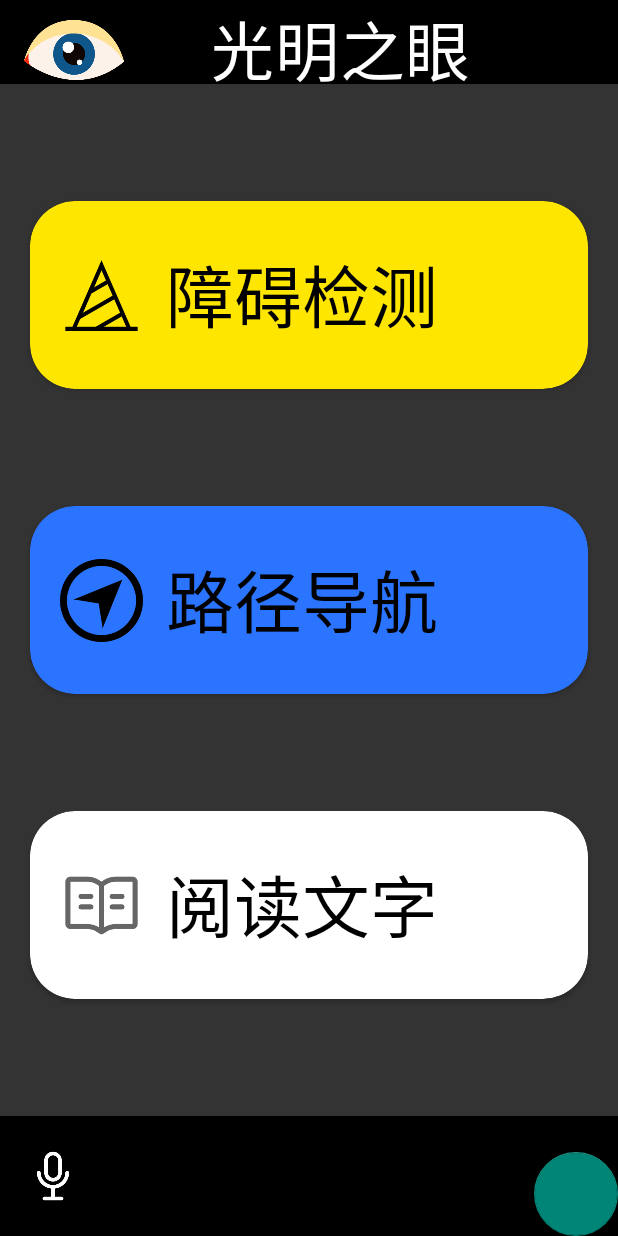
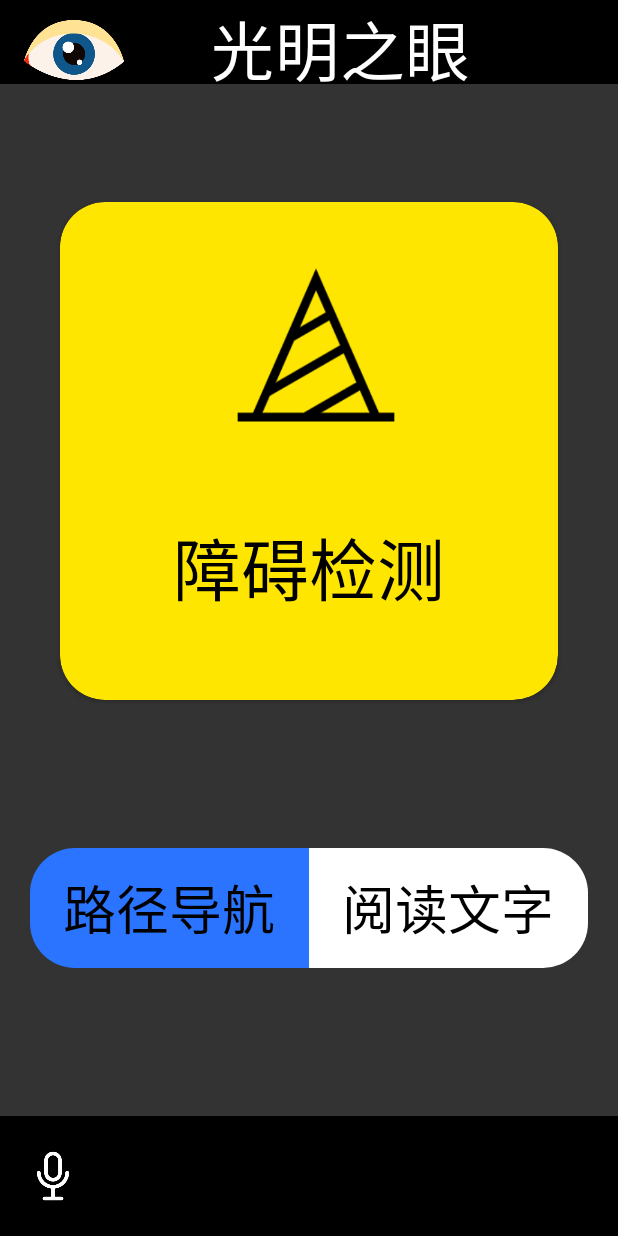
Before and after one commit to asunalxh/EyeOfLight, an Android app: the screen it shows after launch (DetectorActivity), on a phone screen of 412 x 824 dp. Run offline under Robolectric (Android 15) with nearby library versions, the light colour scheme and no system bars; libraries missing offline, so code that uses them is left out: com.alibaba.fastjson, com.amap.api, com.intel.realsense, org.tensorflow.lite; Roboto replaces fonts that are not available here; 13 statements that could not run were skipped.

Commit message:
修改主页设计

```diff
--- a/app/src/main/java/com/example/eyeoflight_lite/CameraActivity.java
+++ b/app/src/main/java/com/example/eyeoflight_lite/CameraActivity.java
@@ -121,7 +121,7 @@ public abstract class CameraActivity extends AppCompatActivity {
                 .replace(R.id.container, indexFragment)
                 .commit();
 
-        debug();
+//        debug();
     }
 
 
--- a/app/src/main/java/com/example/eyeoflight_lite/Fragment/IndexFragment.java
+++ b/app/src/main/java/com/example/eyeoflight_lite/Fragment/IndexFragment.java
@@ -4,6 +4,7 @@ import android.os.Bundle;
 import android.view.LayoutInflater;
 import android.view.View;
 import android.view.ViewGroup;
+import android.widget.LinearLayout;
 
 import androidx.annotation.NonNull;
 import androidx.annotation.Nullable;
@@ -16,7 +17,8 @@ import com.example.eyeoflight_lite.env.OCRTool;
 
 public class IndexFragment extends Fragment {
 
-    private CardView cameraView,navigationView,readView;
+    private CardView cameraView;
+    private LinearLayout navigationView,readView;
     private CameraActivity activity;
 
     @Nullable
--- /dev/null
+++ b/app/src/main/res/drawable/left_button.xml
@@ -0,0 +1,9 @@
+<?xml version="1.0" encoding="utf-8"?>
+<shape xmlns:android="http://schemas.android.com/apk/res/android" android:shape="rectangle">
+
+    <corners
+        android:bottomLeftRadius="30dp"
+        android:topLeftRadius="30dp"/>
+
+    <solid android:color="@color/blue"/>
+</shape>
--- /dev/null
+++ b/app/src/main/res/drawable/right_button.xml
@@ -0,0 +1,9 @@
+<?xml version="1.0" encoding="utf-8"?>
+<shape xmlns:android="http://schemas.android.com/apk/res/android" android:shape="rectangle">
+
+    <corners
+        android:bottomRightRadius="30dp"
+        android:topRightRadius="30dp"/>
+
+    <solid android:color="@color/white"/>
+</shape>
--- a/app/src/main/res/layout/activity_camera.xml
+++ b/app/src/main/res/layout/activity_camera.xml
@@ -10,6 +10,7 @@
         android:id="@+id/floating_btn"
         android:layout_width="wrap_content"
         android:layout_height="wrap_content"
+        android:enabled="false"
         app:layout_constraintRight_toRightOf="parent"
         app:layout_constraintBottom_toBottomOf="parent"/>
 
--- a/app/src/main/res/layout/fragment_index.xml
+++ b/app/src/main/res/layout/fragment_index.xml
@@ -8,22 +8,24 @@
     <androidx.cardview.widget.CardView
         android:id="@+id/camera_btn"
         android:layout_width="match_parent"
-        android:layout_height="125dp"
-        android:layout_marginLeft="20dp"
-        android:layout_marginRight="20dp"
-        android:backgroundTint="@color/yellow"
+        android:layout_height="0dp"
+        android:layout_marginLeft="40dp"
+        android:layout_marginRight="40dp"
+        app:cardBackgroundColor="@color/yellow"
         app:cardCornerRadius="30dp"
-        app:layout_constraintBottom_toTopOf="@id/navigation_btn"
+        app:layout_constraintBottom_toTopOf="@id/button_container"
+        app:layout_constraintDimensionRatio="1:1"
         app:layout_constraintTop_toTopOf="parent">
 
         <LinearLayout
             android:layout_width="match_parent"
             android:layout_height="match_parent"
-            android:orientation="horizontal">
+            android:gravity="center"
+            android:orientation="vertical">
 
             <ImageView
-                android:layout_width="55dp"
-                android:layout_height="55dp"
+                android:layout_width="120dp"
+                android:layout_height="120dp"
                 android:layout_marginLeft="20dp"
                 android:layout_marginTop="35dp"
                 android:layout_marginRight="15dp"
@@ -32,7 +34,7 @@
             <TextView
                 android:layout_width="match_parent"
                 android:layout_height="match_parent"
-                android:gravity="center_vertical"
+                android:gravity="center"
                 android:text="障碍检测"
                 android:textColor="@color/black"
                 android:textSize="45dp" />
@@ -40,76 +42,65 @@
 
     </androidx.cardview.widget.CardView>
 
-    <androidx.cardview.widget.CardView
-        android:id="@+id/navigation_btn"
-        android:layout_width="0dp"
-        android:layout_height="125dp"
-        android:backgroundTint="@color/blue"
-        app:cardCornerRadius="30dp"
-        app:layout_constraintBottom_toTopOf="@id/read_btn"
-        app:layout_constraintLeft_toLeftOf="@id/camera_btn"
-        app:layout_constraintRight_toRightOf="@id/camera_btn"
-        app:layout_constraintTop_toBottomOf="@id/camera_btn">
+
+    <androidx.constraintlayout.widget.ConstraintLayout
+        android:id="@+id/button_container"
+        android:layout_width="match_parent"
+        android:layout_height="80dp"
+        app:layout_constraintBottom_toBottomOf="parent"
+        app:layout_constraintTop_toBottomOf="@id/camera_btn"
+        android:layout_margin="20dp">
+
 
         <LinearLayout
-            android:layout_width="match_parent"
+            android:id="@+id/navigation_btn"
+            android:layout_width="0dp"
             android:layout_height="match_parent"
+            android:background="@drawable/left_button"
+            app:layout_constraintLeft_toLeftOf="parent"
+            app:layout_constraintRight_toLeftOf="@id/read_btn"
             android:orientation="horizontal">
 
-            <ImageView
-                android:layout_width="55dp"
-                android:layout_height="55dp"
-                android:layout_marginLeft="20dp"
-                android:layout_marginTop="35dp"
-                android:layout_marginRight="15dp"
-                android:src="@drawable/navigation" />
+            <!--                <ImageView-->
+            <!--                    android:layout_width="match_parent"-->
+            <!--                    android:layout_height="55dp"-->
+            <!--                    android:layout_marginTop="35dp"-->
+            <!--                    android:src="@drawable/navigation" />-->
 
             <TextView
                 android:layout_width="match_parent"
                 android:layout_height="match_parent"
-                android:gravity="center_vertical"
+                android:gravity="center"
                 android:text="路径导航"
                 android:textColor="@color/black"
-                android:textSize="45dp" />
+                android:textSize="35dp" />
         </LinearLayout>
 
-    </androidx.cardview.widget.CardView>
-
-    <androidx.cardview.widget.CardView
-        android:id="@+id/read_btn"
-        android:layout_width="0dp"
-        android:layout_height="125dp"
-        android:backgroundTint="@color/white"
-        app:cardCornerRadius="30dp"
-        app:layout_constraintBottom_toBottomOf="parent"
-        app:layout_constraintLeft_toLeftOf="@id/camera_btn"
-        app:layout_constraintRight_toRightOf="@id/camera_btn"
-        app:layout_constraintTop_toBottomOf="@id/navigation_btn">
-
-
         <LinearLayout
-            android:layout_width="match_parent"
+            android:id="@+id/read_btn"
+            android:layout_width="0dp"
             android:layout_height="match_parent"
+            app:layout_constraintRight_toRightOf="parent"
+            app:layout_constraintLeft_toRightOf="@id/navigation_btn"
+            android:background="@drawable/right_button"
             android:orientation="horizontal">
 
-            <ImageView
-                android:layout_width="55dp"
-                android:layout_height="55dp"
-                android:layout_marginLeft="20dp"
-                android:layout_marginTop="35dp"
-                android:layout_marginRight="15dp"
-                android:src="@drawable/read" />
+            <!--                <ImageView-->
+            <!--                    android:layout_width="match_parent"-->
+            <!--                    android:layout_height="55dp"-->
+            <!--                    android:src="@drawable/read" />-->
 
             <TextView
                 android:layout_width="match_parent"
                 android:layout_height="match_parent"
-                android:gravity="center_vertical"
+                android:gravity="center"
                 android:text="阅读文字"
                 android:textColor="@color/black"
-                android:textSize="45dp" />
+                android:textSize="35dp" />
         </LinearLayout>
 
-    </androidx.cardview.widget.CardView>
+
+    </androidx.constraintlayout.widget.ConstraintLayout>
 
 
 </androidx.constraintlayout.widget.ConstraintLayout>
```
